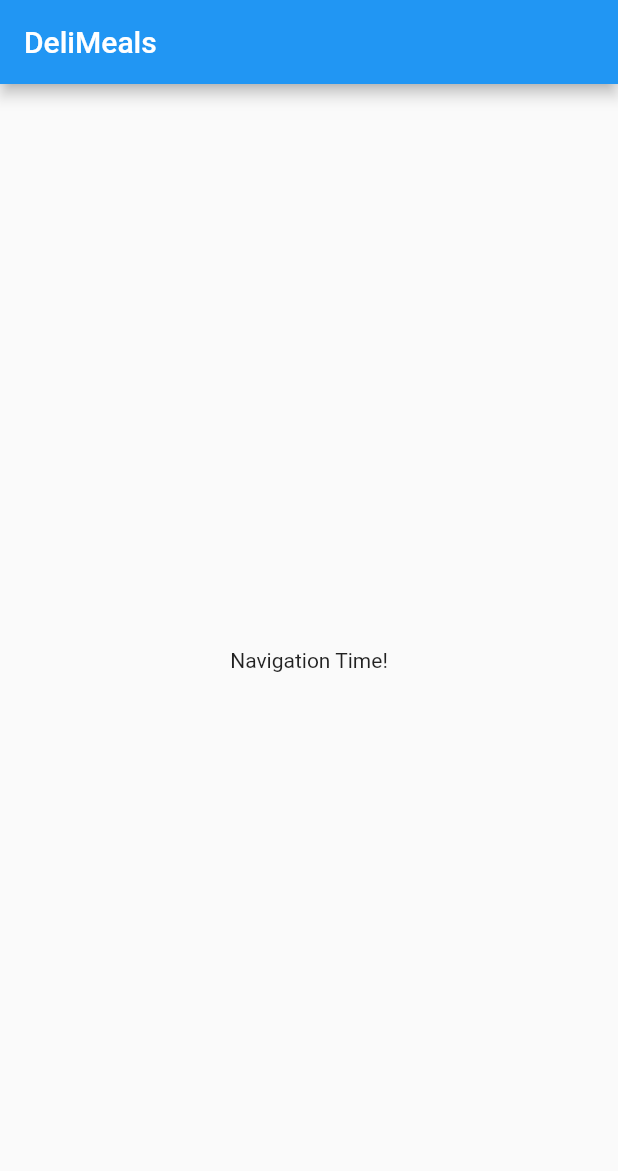
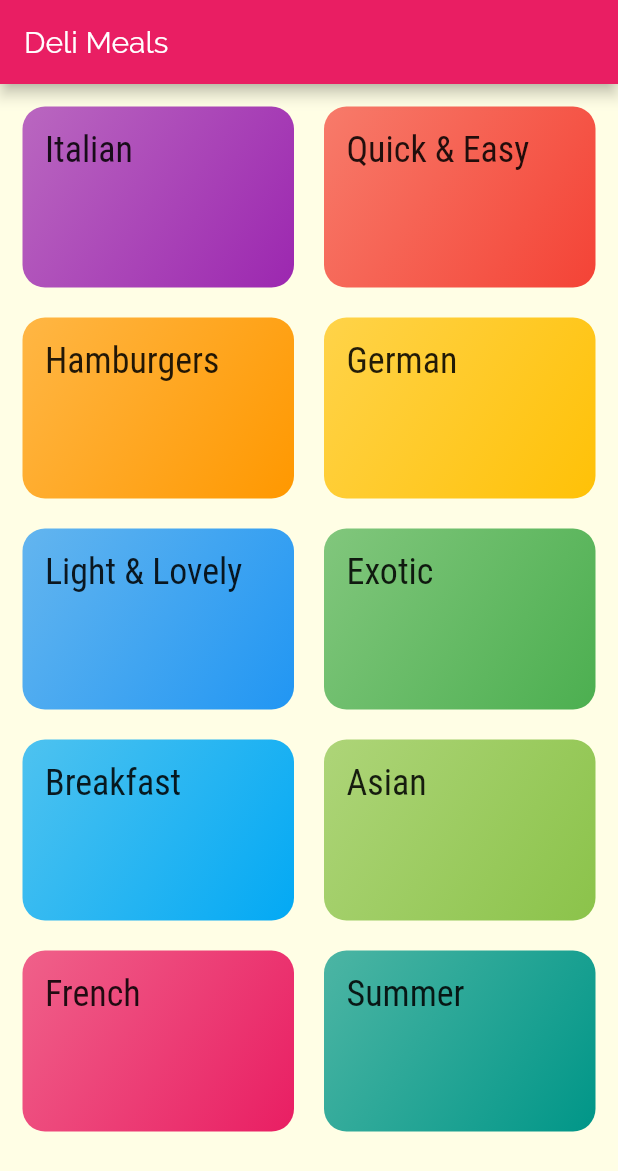
Before and after one commit to dinkelaker/flutter-meals-app, a Flutter app: the screen it shows after launch, on a phone screen of 412 x 824 dp. Shown: the top 1171 px of the screen. Run offline on Flutter 3.47's test engine with Material 2 defaults, Android fonts, the phone set to English and light mode, and no system bars.

Commit message:
Categories

```diff
--- /dev/null
+++ b/lib/dummy_data.dart
@@ -0,0 +1,56 @@
+import 'package:flutter/material.dart';
+
+import './models/category.dart';
+
+const DUMMY_CATEGORIES = const [
+  Category(
+    id: 'c1',
+    title: 'Italian',
+    color: Colors.purple,
+  ),
+  Category(
+    id: 'c2',
+    title: 'Quick & Easy',
+    color: Colors.red,
+  ),
+  Category(
+    id: 'c3',
+    title: 'Hamburgers',
+    color: Colors.orange,
+  ),
+  Category(
+    id: 'c4',
+    title: 'German',
+    color: Colors.amber,
+  ),
+  Category(
+    id: 'c5',
+    title: 'Light & Lovely',
+    color: Colors.blue,
+  ),
+  Category(
+    id: 'c6',
+    title: 'Exotic',
+    color: Colors.green,
+  ),
+  Category(
+    id: 'c7',
+    title: 'Breakfast',
+    color: Colors.lightBlue,
+  ),
+  Category(
+    id: 'c8',
+    title: 'Asian',
+    color: Colors.lightGreen,
+  ),
+  Category(
+    id: 'c9',
+    title: 'French',
+    color: Colors.pink,
+  ),
+  Category(
+    id: 'c10',
+    title: 'Summer',
+    color: Colors.teal,
+  ),
+];
--- a/lib/main.dart
+++ b/lib/main.dart
@@ -1,4 +1,8 @@
 import 'package:flutter/material.dart';
+
+import 'widgets/categories_screen.dart';
+
+import 'dummy_data.dart';
 
 void main() => runApp(MyApp());
 
@@ -8,7 +12,21 @@ class MyApp extends StatelessWidget {
     return MaterialApp(
       title: 'DeliMeals',
       theme: ThemeData(
-        primarySwatch: Colors.blue,
+        primarySwatch: Colors.pink,
+        accentColor: Colors.amber,
+        canvasColor: Color.fromRGBO(255, 254, 229, 1),
+        fontFamily: 'Raleway',
+        textTheme: ThemeData.light().textTheme.copyWith(
+            body1: TextStyle(
+              color: Color.fromRGBO(20, 51, 51, 1),
+            ),
+            body2: TextStyle(
+              color: Color.fromRGBO(20, 51, 51, 1),
+            ),
+            title: TextStyle(
+              fontSize: 24,
+              fontFamily: 'RobotoCondensed',
+            )),
       ),
       home: MyHomePage(),
     );
@@ -16,21 +34,21 @@ class MyApp extends StatelessWidget {
 }
 
 class MyHomePage extends StatefulWidget {
-    @override
+  @override
   _MyHomePageState createState() => _MyHomePageState();
 }
 
 class _MyHomePageState extends State<MyHomePage> {
-
   @override
   Widget build(BuildContext context) {
-    return Scaffold(
-      appBar: AppBar(
-        title: Text('DeliMeals'),
-      ),
-      body: Center(
-        child: Text('Navigation Time!'),
-      ),
-    );
+    return CategoriesScreen(categories: DUMMY_CATEGORIES);
+    //  Scaffold(
+    //   appBar: AppBar(
+    //     title: const Text('Deli Meals'),
+    //   ),
+    //   body: Center(
+    //     child: CategoriesScreen(categories: DUMMY_CATEGORIES),
+    //   ),
+    // );
   }
 }
--- /dev/null
+++ b/lib/models/category.dart
@@ -0,0 +1,13 @@
+import 'package:flutter/material.dart';
+
+class Category {
+  final String id;
+  final String title;
+  final Color color;
+
+  const Category({
+    @required this.id,
+    this.title,
+    this.color = Colors.orange,
+  });
+}
--- /dev/null
+++ b/lib/widgets/categories_screen.dart
@@ -0,0 +1,39 @@
+import 'package:flutter/material.dart';
+
+import '../models/category.dart';
+
+import 'category_item.dart';
+
+
+class CategoriesScreen extends StatelessWidget {
+  final List<Category> categories;
+
+  const CategoriesScreen({Key key, this.categories}) : super(key: key);
+
+  @override
+  Widget build(BuildContext context) {
+    return Scaffold(
+      appBar: AppBar(
+        title: const Text('Deli Meals'),
+      ),
+      body: GridView(
+        padding: EdgeInsets.all(15),
+        children:
+
+          categories.map(
+            (catData) => CategoryItem(
+                catData.title,
+                catData.color,
+              )
+          )
+          .toList(),
+        gridDelegate: SliverGridDelegateWithMaxCrossAxisExtent(
+          maxCrossAxisExtent: 200,
+          childAspectRatio: 3 / 2,
+          crossAxisSpacing: 20,
+          mainAxisSpacing: 20,
+        ),
+      ),
+    );
+  }
+}
--- /dev/null
+++ b/lib/widgets/category_item.dart
@@ -0,0 +1,27 @@
+import 'package:flutter/material.dart';
+
+class CategoryItem extends StatelessWidget {
+  final String title;
+  final Color color;
+
+  const CategoryItem(this.title, this.color);
+
+  @override
+  Widget build(BuildContext context) {
+    return Container(
+      padding: const EdgeInsets.all(15),
+      child: Text(
+        title,
+        style: Theme.of(context).textTheme.title,
+      ),
+      decoration: BoxDecoration(
+        gradient: LinearGradient(
+          colors: [color.withOpacity(0.7), color],
+          begin: Alignment.topLeft,
+          end: Alignment.bottomRight,
+        ),
+        borderRadius: BorderRadius.circular(15),
+      ),
+    );
+  }
+}
```
Also changed, not shown: pubspec.yaml (+17 -0 lines), assets/fonts/Raleway-Black.ttf (added), assets/fonts/Raleway-Bold.ttf (added), assets/fonts/Raleway-Regular.ttf (added), assets/fonts/RobotoCondensed-Bold.ttf (added), assets/fonts/RobotoCondensed-Italic.ttf (added), assets/fonts/RobotoCondensed-Light.ttf (added), assets/fonts/RobotoCondensed-Regular.ttf (added).
